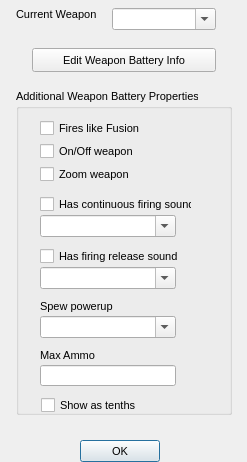
Qt form qteditor/ui/player_weapons.ui (DescentNetwork/Descent3) before a commit.
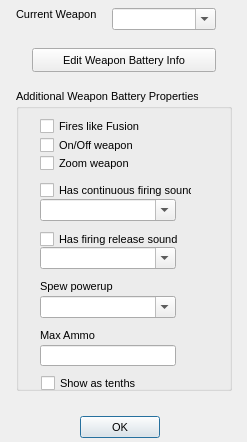
The same form after that commit.

```diff
--- a/qteditor/ui/player_weapons.ui
+++ b/qteditor/ui/player_weapons.ui
@@ -7,7 +7,7 @@
         <x>0</x>
         <y>0</y>
         <width>247</width>
-        <height>462</height>
+        <height>442</height>
       </rect>
     </property>
     <property name="windowTitle">
@@ -30,13 +30,13 @@
     <property name="minimumSize">
       <size>
         <width>247</width>
-        <height>462</height>
+        <height>442</height>
       </size>
     </property>
     <property name="maximumSize">
       <size>
         <width>247</width>
-        <height>462</height>
+        <height>442</height>
       </size>
     </property>
     <widget class="QGroupBox" name="IDC_STATIC">
@@ -45,7 +45,7 @@
           <x>16</x>
           <y>89</y>
           <width>216</width>
-          <height>326</height>
+          <height>302</height>
         </rect>
       </property>
       <property name="title">
@@ -66,7 +66,7 @@
             <x>24</x>
             <y>30</y>
             <width>120</width>
-            <height>19</height>
+            <height>15</height>
           </rect>
         </property>
         <property name="text">
@@ -83,9 +83,9 @@
         <property name="geometry">
           <rect>
             <x>24</x>
-            <y>53</y>
+            <y>49</y>
             <width>117</width>
-            <height>19</height>
+            <height>15</height>
           </rect>
         </property>
         <property name="text">
@@ -102,9 +102,9 @@
         <property name="geometry">
           <rect>
             <x>24</x>
-            <y>76</y>
+            <y>67</y>
             <width>114</width>
-            <height>19</height>
+            <height>15</height>
           </rect>
         </property>
         <property name="text">
@@ -121,9 +121,9 @@
         <property name="geometry">
           <rect>
             <x>24</x>
-            <y>106</y>
+            <y>93</y>
             <width>152</width>
-            <height>19</height>
+            <height>16</height>
           </rect>
         </property>
         <property name="text">
@@ -143,7 +143,7 @@
         <property name="geometry">
           <rect>
             <x>24</x>
-            <y>126</y>
+            <y>110</y>
             <width>136</width>
             <height>22</height>
           </rect>
@@ -162,9 +162,9 @@
         <property name="geometry">
           <rect>
             <x>24</x>
-            <y>158</y>
+            <y>142</y>
             <width>144</width>
-            <height>19</height>
+            <height>16</height>
           </rect>
         </property>
         <property name="text">
@@ -184,7 +184,7 @@
         <property name="geometry">
           <rect>
             <x>24</x>
-            <y>178</y>
+            <y>158</y>
             <width>136</width>
             <height>22</height>
           </rect>
@@ -203,7 +203,7 @@
         <property name="geometry">
           <rect>
             <x>24</x>
-            <y>211</y>
+            <y>191</y>
             <width>73</width>
             <height>13</height>
           </rect>
@@ -228,7 +228,7 @@
         <property name="geometry">
           <rect>
             <x>24</x>
-            <y>227</y>
+            <y>207</y>
             <width>136</width>
             <height>22</height>
           </rect>
@@ -247,7 +247,7 @@
         <property name="geometry">
           <rect>
             <x>24</x>
-            <y>260</y>
+            <y>240</y>
             <width>136</width>
             <height>16</height>
           </rect>
@@ -269,7 +269,7 @@
         <property name="geometry">
           <rect>
             <x>24</x>
-            <y>276</y>
+            <y>256</y>
             <width>136</width>
             <height>21</height>
           </rect>
@@ -285,9 +285,9 @@
         <property name="geometry">
           <rect>
             <x>25</x>
-            <y>307</y>
+            <y>287</y>
             <width>138</width>
-            <height>19</height>
+            <height>15</height>
           </rect>
         </property>
         <property name="text">
@@ -374,7 +374,7 @@
       <property name="geometry">
         <rect>
           <x>80</x>
-          <y>440</y>
+          <y>416</y>
           <width>80</width>
           <height>22</height>
         </rect>
```
Left out of the diff: 947 changed lines with no effect on the pictures.
